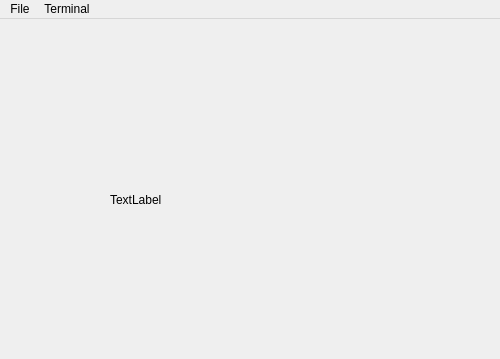
First picture: the form in Draw/mainwindow.ui, repository oxygen-hunter/Draw, before the edit; both pictures show x 0 to 500 and y 0 to 359 of the 800 by 500 pixel window.
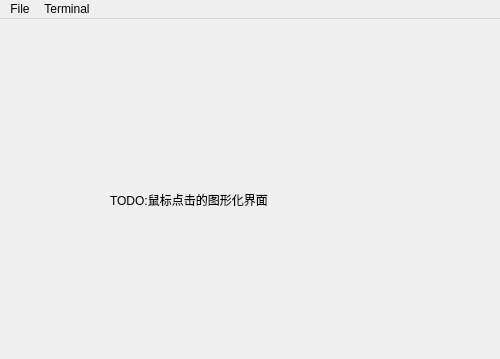
Second picture: the form after the edit.

```diff
--- a/Draw/mainwindow.ui
+++ b/Draw/mainwindow.ui
@@ -24,7 +24,7 @@
      </rect>
     </property>
     <property name="text">
-     <string>TextLabel</string>
+     <string>TODO:鼠标点击的图形化界面</string>
     </property>
    </widget>
   </widget>
```
